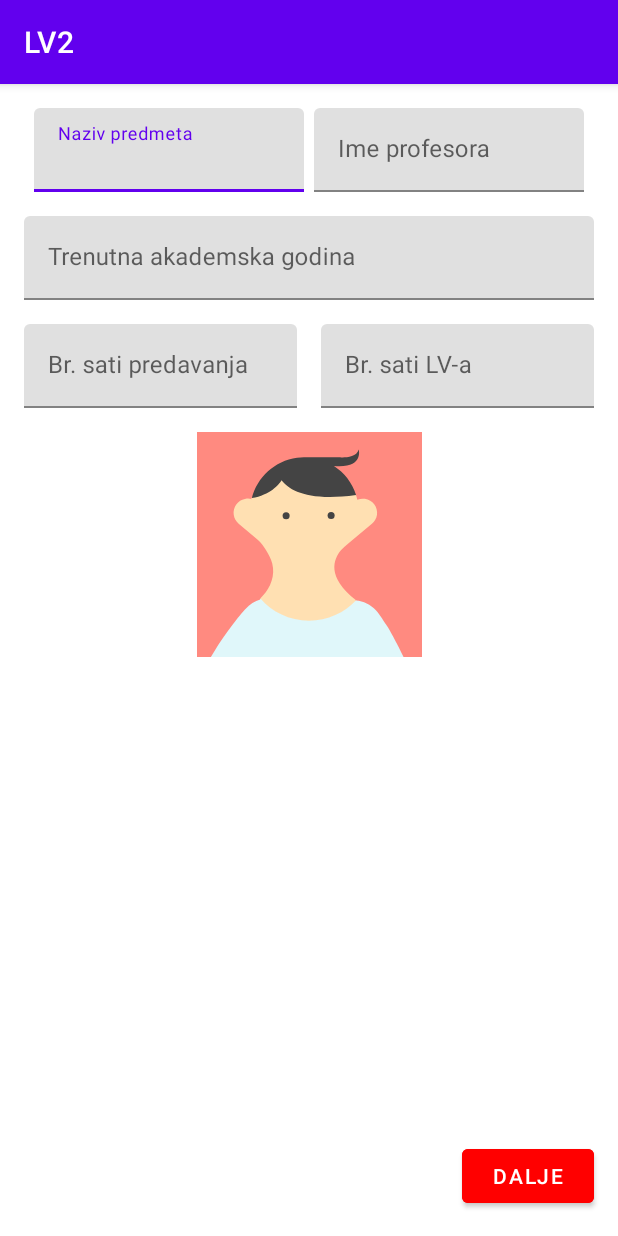
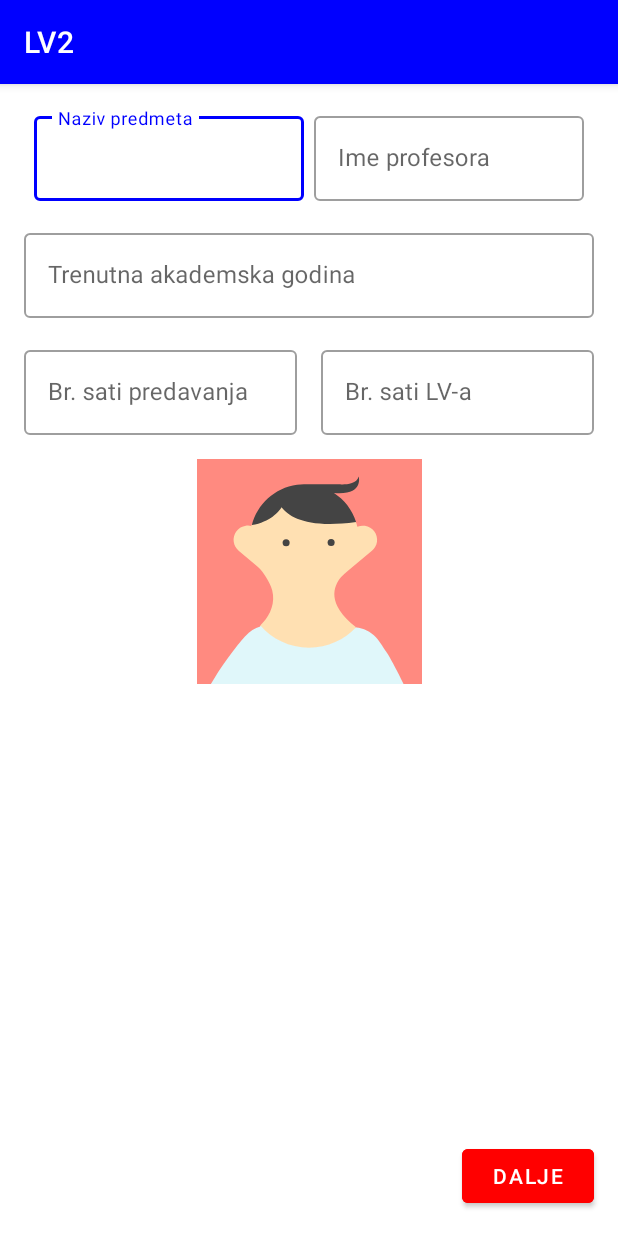
Before and after one commit to nniks19/P_M_A, an Android app: the StudentInfoActivity screen opened directly, with no data from a screen before it, on a phone screen of 412 x 824 dp. Run offline under Robolectric (Android 15) with nearby library versions, the phone set to English and light mode, and no system bars.

Commit message:
color change to blue on click

```diff
--- a/LV3/app/src/main/res/layout/activity_main.xml
+++ b/LV3/app/src/main/res/layout/activity_main.xml
@@ -18,6 +18,7 @@
         tools:srcCompat="@tools:sample/avatars[3]" />
 
     <com.google.android.material.textfield.TextInputLayout
+        style="@style/Widget.MaterialComponents.TextInputLayout.OutlinedBox"
         android:id="@+id/textInputLayout"
         android:layout_width="0dp"
         android:layout_height="56dp"
@@ -36,6 +37,7 @@
     </com.google.android.material.textfield.TextInputLayout>
 
     <com.google.android.material.textfield.TextInputLayout
+        style="@style/Widget.MaterialComponents.TextInputLayout.OutlinedBox"
         android:id="@+id/textInputLayout3"
         android:layout_width="0dp"
         android:layout_height="56dp"
@@ -65,6 +67,7 @@
         app:layout_constraintTop_toBottomOf="@+id/imageView" />
 
     <com.google.android.material.textfield.TextInputLayout
+        style="@style/Widget.MaterialComponents.TextInputLayout.OutlinedBox"
         android:id="@+id/textInputLayout4"
         android:layout_width="0dp"
         android:layout_height="wrap_content"
--- a/LV3/app/src/main/res/layout/activity_student_info.xml
+++ b/LV3/app/src/main/res/layout/activity_student_info.xml
@@ -7,6 +7,7 @@
     tools:context=".StudentInfoActivity">
 
     <com.google.android.material.textfield.TextInputLayout
+        style="@style/Widget.MaterialComponents.TextInputLayout.OutlinedBox"
         android:id="@+id/textInputLayout2"
         android:layout_width="180dp"
         android:layout_height="wrap_content"
@@ -20,7 +21,8 @@
             android:id="@+id/textInputPredmet"
             android:layout_width="match_parent"
             android:layout_height="match_parent"
-            android:hint="Naziv predmeta" />
+            android:hint="Naziv predmeta"
+            android:textColorHighlight="#0000FF" />
     </com.google.android.material.textfield.TextInputLayout>
 
     <Button
@@ -35,6 +37,7 @@
         app:layout_constraintEnd_toEndOf="parent" />
 
     <com.google.android.material.textfield.TextInputLayout
+        style="@style/Widget.MaterialComponents.TextInputLayout.OutlinedBox"
         android:id="@+id/textInputLayout5"
         android:layout_width="180dp"
         android:layout_height="wrap_content"
@@ -48,10 +51,12 @@
             android:id="@+id/textInputProfesor"
             android:layout_width="match_parent"
             android:layout_height="wrap_content"
-            android:hint="Ime profesora" />
+            android:hint="Ime profesora"
+            android:textColorHighlight="#0000FF" />
     </com.google.android.material.textfield.TextInputLayout>
 
     <com.google.android.material.textfield.TextInputLayout
+        style="@style/Widget.MaterialComponents.TextInputLayout.OutlinedBox"
         android:id="@+id/textInputLayout6"
         android:layout_width="0dp"
         android:layout_height="wrap_content"
@@ -66,10 +71,12 @@
             android:id="@+id/textInputAkadGod"
             android:layout_width="match_parent"
             android:layout_height="wrap_content"
-            android:hint="Trenutna akademska godina" />
+            android:hint="Trenutna akademska godina"
+            android:textColorHighlight="#0000FF" />
     </com.google.android.material.textfield.TextInputLayout>
 
     <com.google.android.material.textfield.TextInputLayout
+        style="@style/Widget.MaterialComponents.TextInputLayout.OutlinedBox"
         android:id="@+id/textInputLayout8"
         android:layout_width="0dp"
         android:layout_height="wrap_content"
@@ -84,10 +91,12 @@
             android:id="@+id/txtInputBrSatPred"
             android:layout_width="match_parent"
             android:layout_height="wrap_content"
-            android:hint="Br. sati predavanja" />
+            android:hint="Br. sati predavanja"
+            android:textColorHighlight="#0000FF" />
     </com.google.android.material.textfield.TextInputLayout>
 
     <com.google.android.material.textfield.TextInputLayout
+        style="@style/Widget.MaterialComponents.TextInputLayout.OutlinedBox"
         android:id="@+id/textInputLayout7"
         android:layout_width="0dp"
         android:layout_height="wrap_content"
--- a/LV3/app/src/main/res/values/colors.xml
+++ b/LV3/app/src/main/res/values/colors.xml
@@ -1,8 +1,8 @@
 <?xml version="1.0" encoding="utf-8"?>
 <resources>
-    <color name="purple_200">#FFBB86FC</color>
-    <color name="purple_500">#FF6200EE</color>
-    <color name="purple_700">#FF3700B3</color>
+    <color name="purple_200">#0000FF</color>
+    <color name="purple_500">#0000FF</color>
+    <color name="purple_700">#0000FF</color>
     <color name="teal_200">#FF03DAC5</color>
     <color name="teal_700">#FF018786</color>
     <color name="black">#FF000000</color>
```
